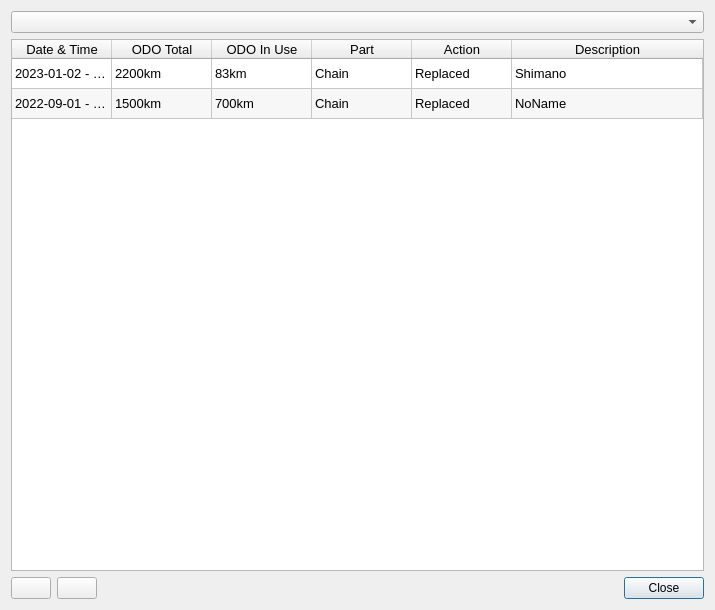
The window that ServiceDialog.ui (masc4ii/WaoStats) describes before a commit, drawn with Qt 5.
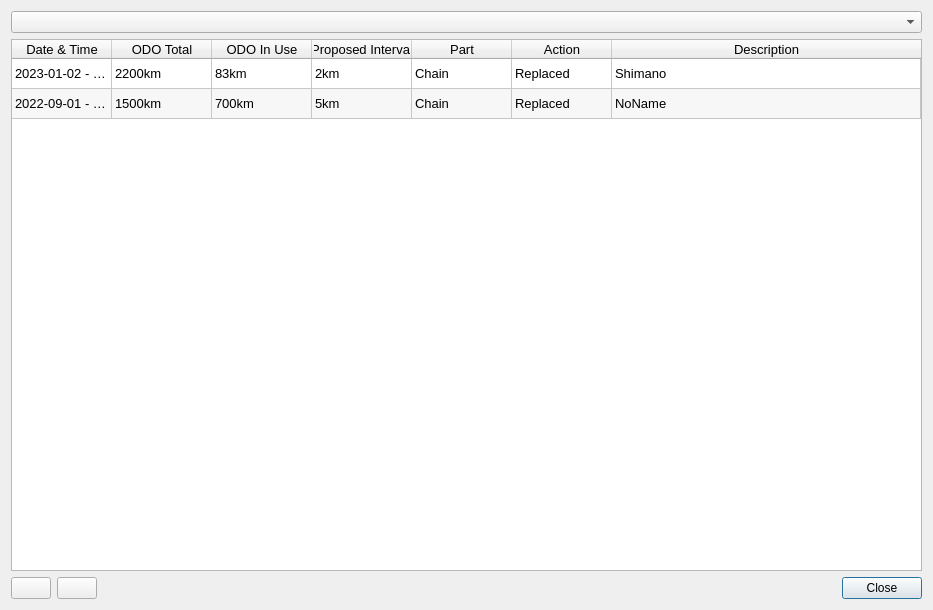
The same window after the commit. Icons and pictures are not drawn.

Commit message: Statistics and service list added

Diff of the .ui file:
```diff
--- a/ServiceDialog.ui
+++ b/ServiceDialog.ui
@@ -6,7 +6,7 @@
    <rect>
     <x>0</x>
     <y>0</y>
-    <width>715</width>
+    <width>933</width>
     <height>610</height>
    </rect>
   </property>
@@ -64,6 +64,11 @@
        <string>ODO In Use</string>
       </property>
      </column>
+     <column>
+      <property name="text">
+       <string>Proposed Interval</string>
+      </property>
+     </column>
      <column>
       <property name="text">
        <string>Part</string>
@@ -96,16 +101,21 @@
      </item>
      <item row="0" column="3">
       <property name="text">
-       <string>Chain</string>
+       <string>2km</string>
       </property>
      </item>
      <item row="0" column="4">
       <property name="text">
-       <string>Replaced</string>
+       <string>Chain</string>
       </property>
      </item>
      <item row="0" column="5">
       <property name="text">
+       <string>Replaced</string>
+      </property>
+     </item>
+     <item row="0" column="6">
+      <property name="text">
        <string>Shimano</string>
       </property>
      </item>
@@ -126,15 +136,20 @@
      </item>
      <item row="1" column="3">
       <property name="text">
-       <string>Chain</string>
+       <string>5km</string>
       </property>
      </item>
      <item row="1" column="4">
       <property name="text">
-       <string>Replaced</string>
+       <string>Chain</string>
       </property>
      </item>
      <item row="1" column="5">
+      <property name="text">
+       <string>Replaced</string>
+      </property>
+     </item>
+     <item row="1" column="6">
       <property name="text">
        <string>NoName</string>
       </property>
```
The commit also changes 14 other files.
